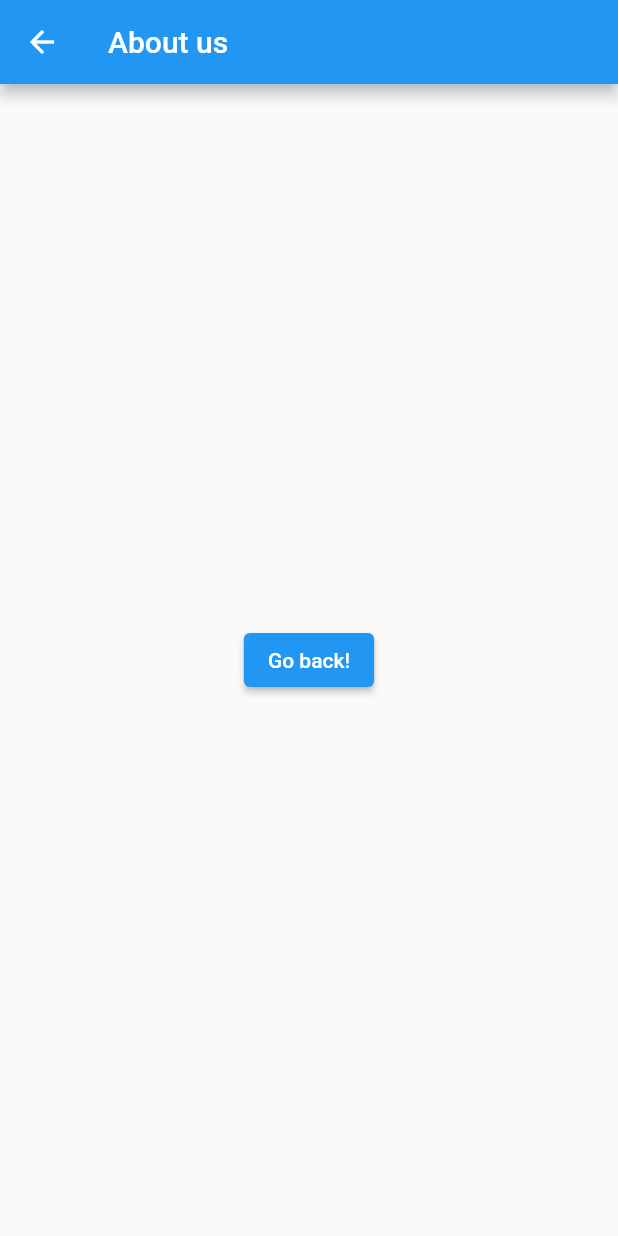
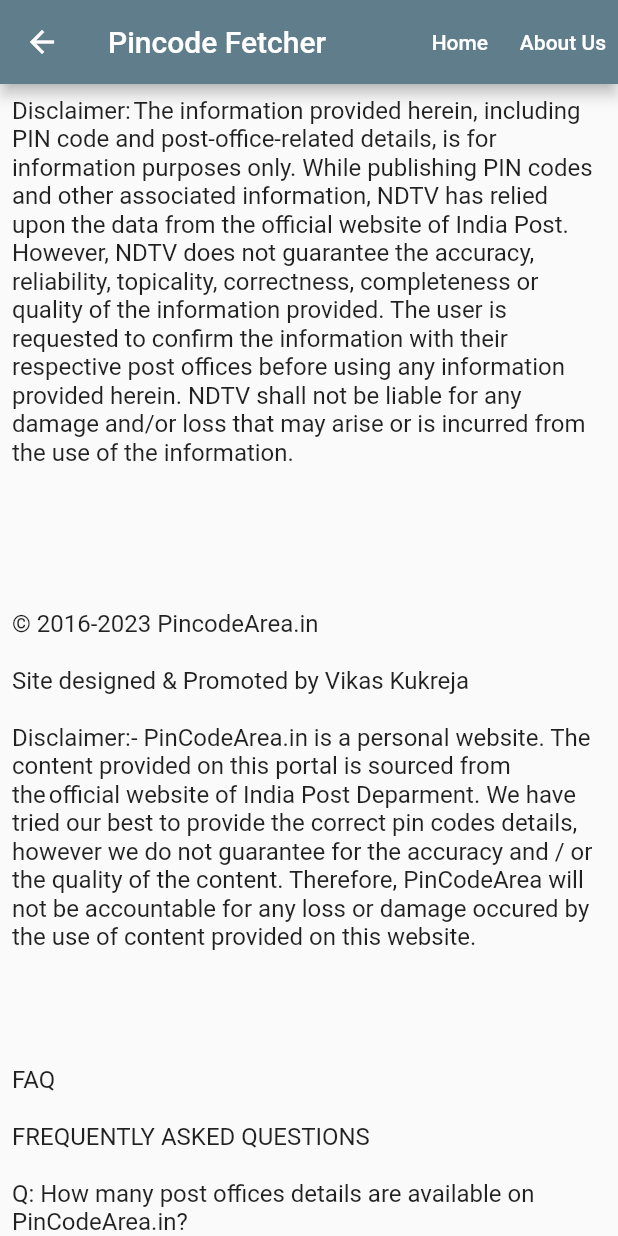
Before and after one commit to hrajwade96/pin_code_fetcher, a Flutter app: the AboutUs screen opened directly, on a phone screen of 412 x 824 dp. Run offline on Flutter 3.47's test engine with Material 2 defaults, Android fonts, the phone set to English and light mode, and no system bars; our stand-ins replace flutter_mobx, loading_animation_widget, mobx.

Commit message:
added common app bar, about us, code refactoring

```diff
--- /dev/null
+++ b/pincode_fetcher/lib/appbars/common_appbar.dart
@@ -0,0 +1,56 @@
+import 'package:flutter/material.dart';
+
+import '../pages/about_us.dart';
+import '../pages/landing_page.dart';
+
+AppBar buildAppBar(BuildContext context) {
+  return AppBar(
+    backgroundColor: Colors.blueGrey,
+    title: const Text('Pincode Fetcher'),
+    actions: <Widget>[
+      TextButton(
+        onPressed: () {
+          Navigator.pop(context);
+          Navigator.push(
+              context,
+              MaterialPageRoute(
+                  builder: (context) =>
+                      const MyHomePage(title: 'Pin code Fetcher')));
+        },
+        child: const Text(
+          'Home',
+          style: TextStyle(
+            color: Colors.white, // You can add more styling as per your need
+          ),
+        ),
+      ),
+      TextButton(
+        onPressed: () {
+          Navigator.pop(context);
+          Navigator.push(context,
+              MaterialPageRoute(builder: (context) => const AboutUs()));
+        },
+        child: const Text(
+          'About Us',
+          style: TextStyle(
+            color: Colors.white, // You can add more styling as per your need
+          ),
+        ),
+      ),
+//TODO uncomment and add Help
+/*      TextButton(
+        onPressed:(){
+          Navigator.pop(context);
+          Navigator.push(
+              context, MaterialPageRoute(builder: (context) => const Help()));
+        },
+        child: const Text(
+          'Help',
+          style: TextStyle(
+            color: Colors.white, // You can add more styling as per your need
+          ),
+        ),
+      ),*/
+    ],
+  );
+}
--- a/pincode_fetcher/lib/pages/about_us.dart
+++ b/pincode_fetcher/lib/pages/about_us.dart
@@ -1,4 +1,7 @@
 import 'package:flutter/material.dart';
+import 'package:pincode_fetcher/util/about_us_text.dart';
+
+import '../appbars/common_appbar.dart';
 
 class AboutUs extends StatelessWidget {
   const AboutUs({super.key});
@@ -6,15 +9,12 @@
   @override
   Widget build(BuildContext context) {
     return Scaffold(
-      appBar: AppBar(
-        title: const Text('About us'),
-      ),
-      body: Center(
-        child: ElevatedButton(
-          onPressed: () {
-            // Navigate back to first route when tapped.
-          },
-          child: const Text('Go back!'),
+      appBar: buildAppBar(context),
+      body: const SingleChildScrollView(
+        padding: EdgeInsets.all(8.0),
+        child: SelectableText.rich(
+          TextSpan(text: DisclaimerText.disclaimer),
+          style: TextStyle(fontSize: 16),
         ),
       ),
     );
--- /dev/null
+++ b/pincode_fetcher/lib/pages/help.dart
@@ -0,0 +1,22 @@
+import 'package:flutter/material.dart';
+
+import '../appbars/common_appbar.dart';
+
+class Help extends StatelessWidget {
+  const Help({super.key});
+
+  @override
+  Widget build(BuildContext context) {
+    return Scaffold(
+      appBar: buildAppBar(context),
+      body: Center(
+        child: ElevatedButton(
+          onPressed: () {
+            // Navigate back to first route when tapped.
+          },
+          child: const Text('Go back!'),
+        ),
+      ),
+    );
+  }
+}
--- a/pincode_fetcher/lib/pages/landing_page.dart
+++ b/pincode_fetcher/lib/pages/landing_page.dart
@@ -1,5 +1,6 @@
 import 'package:flutter/material.dart';
 import 'package:pincode_fetcher/stores/view_port_store.dart';
+import '../appbars/common_appbar.dart';
 import '../stores/location_store.dart';
 import '../widgets/views/desktop.dart';
 import 'about_us.dart';
@@ -24,7 +25,7 @@
     final viewport = ViewportStore();
 
     return Scaffold(
-      drawer: Drawer(
+      /*drawer: Drawer(
         // Add a ListView to the drawer. This ensures the user can scroll
         // through the options in the drawer if there isn't enough vertical
         // space to fit everything.
@@ -72,11 +73,8 @@
             ),
           ],
         ),
-      ),
-      appBar: AppBar(
-        backgroundColor: Colors.blueGrey,
-        title: const Text('Pincode Fetcher'),
-      ),
+      ),*/
+      appBar: buildAppBar(context),
       body: Center(
           child:
               DesktopView(searchController: _searchController, store: store)),
--- /dev/null
+++ b/pincode_fetcher/lib/util/about_us_text.dart
@@ -0,0 +1,166 @@
+class DisclaimerText {
+  static const String disclaimer = """
+Disclaimer: The information provided herein, including PIN code and post-office-related details, is for information purposes only. While publishing PIN codes and other associated information, NDTV has relied upon the data from the official website of India Post. However, NDTV does not guarantee the accuracy, reliability, topicality, correctness, completeness or quality of the information provided. The user is requested to confirm the information with their respective post offices before using any information provided herein. NDTV shall not be liable for any damage and/or loss that may arise or is incurred from the use of the information.
+
+
+
+
+
+© 2016-2023 PincodeArea.in
+
+Site designed & Promoted by Vikas Kukreja
+
+Disclaimer:- PinCodeArea.in is a personal website. The content provided on this portal is sourced from the official website of India Post Deparment. We have tried our best to provide the correct pin codes details, however we do not guarantee for the accuracy and / or the quality of the content. Therefore, PinCodeArea will not be accountable for any loss or damage occured by the use of content provided on this website.
+
+
+
+
+FAQ
+
+FREQUENTLY ASKED QUESTIONS
+
+Q: How many post offices details are available on PinCodeArea.in?
+
+A: We have more than 1 lakh 55 thousands post offices' details with us.
+
+Q: Do you also have postal codes of villages / towns?
+
+A: Yes, we do have the pincodes data of more than 9 lakh localities (including villages and towns) of India.
+
+Q: How can I search a specific location's postal code?
+
+A: First you need to go to our search page. On this page, type the desire location name in the given search box. As you type, the search box will pop-up a matching suggestion list. You can then click on the relevant result to get the postal code details.
+
+Q: Do you have any android app that contain this data?
+
+A: Yes, click here to download the android app of pincodearea from Google Play Store.
+
+Q: Can I buy the database of postal codes from you?
+
+A: Yes, on public demand, we have started selling pincodes database of post offices and localities of India. Click here to get more details on this.
+
+Q: How can I contact you?
+
+A: Our contact information is available on our contact page. Alternatively, you can write us an email to pincodearea@gmail.com.
+
+Home | States | Districts | Sitemap | Buy Database | Contact | RSS
+
+
+
+
+
+
+
+
+
+
+
+
+
+
+
+Pin Code
+
+Postal Index Number (PIN), specific in India, is a unique 6-digit numeral encoding that is assigned to post offices. Indian Postal System uses the postal code system to allow effortless matching of any specific area to deliver packages, parcels and letters.
+
+india pin code
+
+History
+
+History has that the pin code system was the brainchild of Mr. Shriram Bhikaji Velankar (the then Additional Secretary in the union ministry of communication). He came up with this system on August 15, 1972, as a medium to simplify the manual sorting and delivery of correspondence. It works by eliminating the mix-up of wrong addresses, primarily caused by places with similar names and the use of varied languages by people.
+
+Mr. Shriram Bhikaji Velankar (Additional Secretary in the union ministry of communication), introduced this system on 15th August 1972, to simplify the sorting and delivery of correspondence. To avoid the mix up of incorrect addresses, caused because of similar names and the usage of different languages by people.
+
+The system was originally formulated by the USSR and then gradually it has been adapted by other countries. In some countries Postal codes are all numerical but some use an alphanumeric system.
+
+PIN Code vs ZIP Code
+
+Zonal Improvement Plan (ZIP) codes system was introduced by the USA during the 1960s to ease the mail sorting process. It has 5 digits referring to the national area, district post office and local post office, respectively.
+
+As compared to that, the Postal Index Number (PIN) code system is native to India. It is exactly the same concept as Zonal Improvement Plan (ZIP) Code which has 5 digits, instead of that Postal Index Number (PIN) has 6 digits.
+
+Both coding systems have the same concept in sorting out mails and figuring out the exact location for delivering in an effective and efficient manner.
+
+Decoding the Postal Index Number
+
+To simply manage, the Indian Postal Service has assigned 9 specific Postal Index Number (PIN) regions across India, out of which 8 was allotted to geographical regions and the 9th is reserved to the Indian Army known as functional zone.
+
+Each 6-digit PINcode has a particular meaning.
+
+The first digit assigned to the overall geographical region.
+
+The second digit is designated to the postal circle or sub region.
+
+The third digit is allotted to the sorting district.
+
+Last 3 digits collectively indicate the specific Post Office in the district.
+
+For Example:
+
+The Postal Index Number of Central Delhi is 110001
+
+1 = Region in India
+
+1 = Sub region in India
+
+0 = Sorting District
+
+0 = Post Office
+
+0 = Post Office
+
+1 = Post Office
+
+All about Indian Postal System
+
+The Postal Department in India trades under the name India Post which is run under the Government of the country. This particular department comes under the Ministry of Communications and Information Technology of the Government of India. It is divided into 22 postal circles and each circle is broken into regions and is in care of the Chief Postmaster General. The regions are divided into divisions and subdivisions as well.
+
+The Postal Service in India has witnessed changes and has emerged as the fastest service provider over the years. They had penetrated into remote places across the country and offered people to send mails at a minimal price. Which makes Post India a small financial institution which helps its citizens to spend their money securely.
+
+
+Frequenty Asked Questions (FAQs)
+
+How can I search for the PIN Code of my location?
+
+Finding the Postal Index Number (PIN) Code of your locality is very easy. Type the location name in the search box given on this page and enter. Then it will display a list of all locations with similar names that you searched.
+
+How many areas' postal codes are available on PINCODE AREA?
+
+We currently have more than 9,00,000 area PIN codes and 1,56,000 post offices codes on our website.
+
+What are the services you provide?
+
+PinCodeArea.in is the fastest and utmost Postal Index Number (PIN) database holder, providing all the location’s pincodes of India.
+
+The Last 2 digits represent?
+
+The last 2 digits represent the delivery office of the sorting district. Starting from 01 would be the General Post Office (GPO) or Head Office (HO).
+
+What if the volume of the mail at the delivery office is too large?
+
+In that case, the new Delivery Office (DO) will be created and the next available Postal Index Number (PIN) is assigned. If the two Delivery Offices (DO) are located near each other then only the first four digits will be common.
+
+Is PIN Code and Zip Code the same?
+
+Postal Index Number (PIN) is a code for the postal system that is used in India. It is the same idea as the Zonal Improvement Plan (ZIP) code which is used in the USA. Zonal Improvement Plan (ZIP) code has 5 digits and Postal Index Number (PIN) code has 6 digits.
+
+
+About Pincode Area
+
+pin code areaPinCodeArea.in is a personal website that holds an enormous database of around 1,56,000 post offices and more than 9,00,000 localities in India. The aim is to provide rapid and precise information and details of postal index numbers in India, to ensure that the packages, parcels, mails and correspondence reaches the correct Postal address.
+
+Established in August 2016, the website offers people with a one stop solution for all pincode related information. The concept was the need for a single utmost platform that provides a complete data bank of Postcodes for all the areas and regions in India. No area remains remote on this website!
+
+This website assists you in the search for a specific Postal Code of any area or region in India, making it accessible for anyone sending out parcels, shipments, mails or correspondence to a known or an unknown address.
+
+If PinCodeArea website has helped you in locating the Postal Index Number (PIN) of the locality you are looking for, please consider recommending and sharing it with your friends, family and to others you think our website can assist them with.
+
+Our website has eased the lives of many, making it a lot easier to locate a nearby or faraway post office.
+
+Browse and ‘Search’ the Postal Index Number (PIN) Code of any Region, State, District and Post Office of India, fast and accurately. The search is user friendly as the website is designed to match the criteria of a user, based on the specific area, the results come in a blink of an eye, giving you instant information about the postal code on your screen. NO AREA WILL EVER REMAIN REMOTE FOR ANYONE with PincodeArea!
+
+
+
+
+""";
+}
--- a/pincode_fetcher/lib/widgets/output.dart
+++ b/pincode_fetcher/lib/widgets/output.dart
@@ -40,7 +40,6 @@
           child: SingleChildScrollView(
             scrollDirection: Axis.horizontal,
             child: ConstrainedBox(
-
               constraints: BoxConstraints(minWidth: constraints.maxWidth),
               child: DataTable(
                 showBottomBorder: true,
```
Also changed, not shown: pincode_fetcher/lib/widgets/selectable_text.dart (+5 -4 lines).
